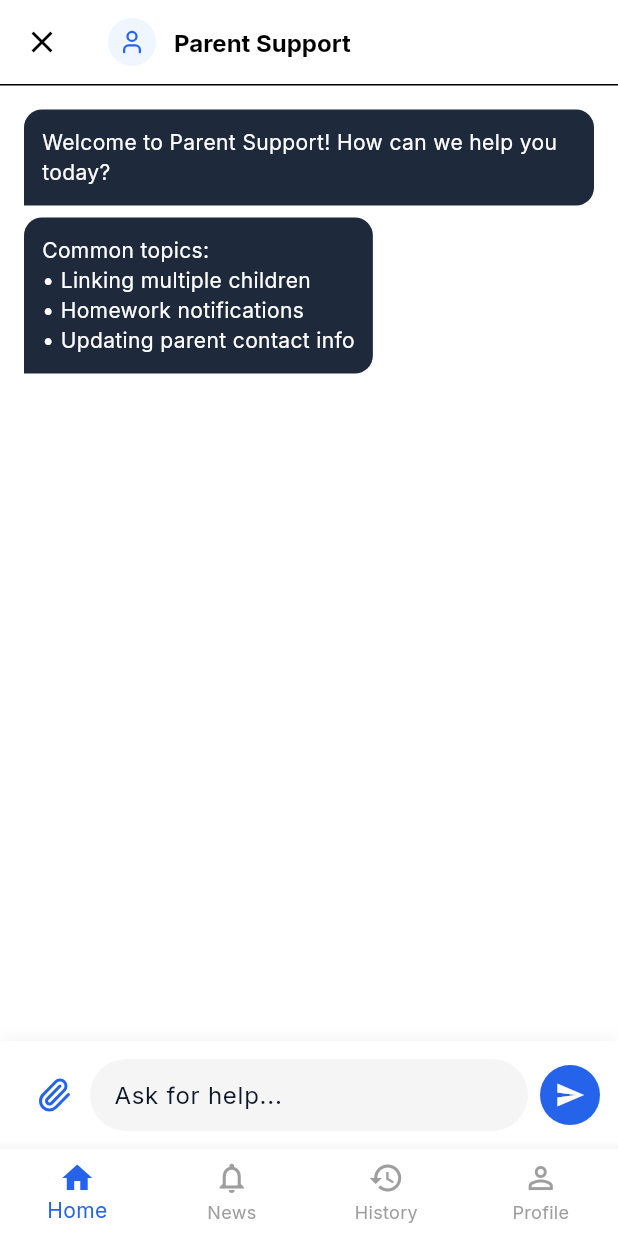
After one commit to jeevabharathi-cmyk/mobile_app, a Flutter app: the ParentHelpCenterScreen screen opened by its route, on a phone screen of 412 x 824 dp. The commit adds this screen. Run offline on Flutter 3.47's test engine with Material 3 defaults, Android fonts, the light colour scheme and no system bars; our stand-ins replace file_picker, go_router, google_fonts, lucide_icons, supabase_flutter; accounts and stored records are empty.

Commit message:
feat: implement parent home screen, help center, and navigation routing

```diff
--- a/flutter_app/lib/core/app_router.dart
+++ b/flutter_app/lib/core/app_router.dart
@@ -13,6 +13,7 @@ import '../features/parent/announcements_screen.dart';
 import '../features/parent/parent_profile_screen.dart';
 import '../features/teacher/teacher_announcements_screen.dart';
 import '../features/common/notifications_screen.dart';
+import '../features/parent/parent_help_center_screen.dart';
 
 class TeacherMainLayout extends StatefulWidget {
   final Widget child;
@@ -191,6 +192,10 @@ final GoRouter appRouter = GoRouter(
           path: '/parent-profile',
           builder: (context, state) => const ParentProfileScreen(),
         ),
+        GoRoute(
+          path: '/parent-help-center',
+          builder: (context, state) => const ParentHelpCenterScreen(),
+        ),
       ],
     ),
     GoRoute(
--- /dev/null
+++ b/flutter_app/lib/features/parent/parent_help_center_screen.dart
@@ -0,0 +1,298 @@
+import 'package:flutter/material.dart';
+import 'package:lucide_icons/lucide_icons.dart';
+import 'package:file_picker/file_picker.dart';
+import '../../core/theme.dart';
+
+class ParentHelpCenterScreen extends StatefulWidget {
+  const ParentHelpCenterScreen({super.key});
+
+  @override
+  State<ParentHelpCenterScreen> createState() => _ParentHelpCenterScreenState();
+}
+
+class _ParentHelpCenterScreenState extends State<ParentHelpCenterScreen> {
+  final TextEditingController _messageController = TextEditingController();
+  final List<Map<String, dynamic>> _messages = [
+    {
+      'text': 'Welcome to Parent Support! How can we help you today?',
+      'isUser': false,
+    },
+    {
+      'text': 'Common topics: \n• Linking multiple children\n• Homework notifications\n• Updating parent contact info',
+      'isUser': false,
+    },
+  ];
+
+  PlatformFile? _attachedFile;
+
+  Future<void> _pickFile() async {
+    FilePickerResult? result = await FilePicker.platform.pickFiles(
+      type: FileType.custom,
+      allowedExtensions: ['pdf', 'png', 'jpg', 'jpeg'],
+    );
+
+    if (result != null) {
+      setState(() {
+        _attachedFile = result.files.first;
+      });
+    }
+  }
+
+  void _sendMessage() {
+    if (_messageController.text.trim().isEmpty && _attachedFile == null) return;
+
+    setState(() {
+      _messages.add({
+        'text': _messageController.text.trim(),
+        'isUser': true,
+        'attachment': _attachedFile,
+      });
+      _messageController.clear();
+      _attachedFile = null;
+    });
+
+    // Simulate auto-reply
+    Future.delayed(const Duration(seconds: 1), () {
+      if (mounted) {
+        setState(() {
+          _messages.add({
+            'text': 'We have received your message. A school representative will get back to you shortly via the app or your registered email.',
+            'isUser': false,
+          });
+        });
+      }
+    });
+  }
+
+  @override
+  Widget build(BuildContext context) {
+    return Scaffold(
+      backgroundColor: Colors.white,
+      appBar: AppBar(
+        backgroundColor: Colors.white,
+        elevation: 0,
+        leading: IconButton(
+          icon: const Icon(Icons.close, color: Colors.black),
+          onPressed: () => Navigator.pop(context),
+        ),
+        title: Row(
+          children: [
+            const CircleAvatar(
+              radius: 16,
+              backgroundColor: SchoolGridTheme.primaryLight,
+              child: Icon(LucideIcons.user, size: 18, color: SchoolGridTheme.primary),
+            ),
+            const SizedBox(width: 12),
+            const Text(
+              'Parent Support',
+              style: TextStyle(color: Colors.black, fontSize: 16, fontWeight: FontWeight.bold),
+            ),
+          ],
+        ),
+      ),
+      body: Column(
+        children: [
+          const Divider(height: 1),
+          Expanded(
+            child: ListView.builder(
+              padding: const EdgeInsets.all(16),
+              itemCount: _messages.length + (_attachedFile != null ? 1 : 0),
+              itemBuilder: (context, index) {
+                if (index < _messages.length) {
+                  final msg = _messages[index];
+                  return Column(
+                    crossAxisAlignment: msg['isUser'] ? CrossAxisAlignment.end : CrossAxisAlignment.start,
+                    children: [
+                      _SupportMessage(
+                        text: msg['text'],
+                        isUser: msg['isUser'],
+                      ),
+                      if (msg['attachment'] != null)
+                        Padding(
+                          padding: const EdgeInsets.only(bottom: 12),
+                          child: _AttachmentPreview(file: msg['attachment']),
+                        ),
+                    ],
+                  );
+                } else {
+                  return Padding(
+                    padding: const EdgeInsets.only(top: 8.0),
+                    child: Row(
+                      mainAxisAlignment: MainAxisAlignment.end,
+                      children: [
+                        Container(
+                          padding: const EdgeInsets.all(8),
+                          decoration: BoxDecoration(
+                            color: Colors.grey[200],
+                            borderRadius: BorderRadius.circular(8),
+                          ),
+                          child: Row(
+                            children: [
+                              const Icon(Icons.attach_file, size: 16),
+                              const SizedBox(width: 8),
+                              Text(_attachedFile!.name, style: const TextStyle(fontSize: 12)),
+                              IconButton(
+                                icon: const Icon(Icons.close, size: 16),
+                                onPressed: () => setState(() => _attachedFile = null),
+                              ),
+                            ],
+                          ),
+                        ),
+                      ],
+                    ),
+                  );
+                }
+              },
+            ),
+          ),
+          _ChatInput(
+            controller: _messageController,
+            onAttach: _pickFile,
+            onSend: _sendMessage,
+          ),
+        ],
+      ),
+    );
+  }
+}
+
+class _SupportMessage extends StatelessWidget {
+  final String text;
+  final bool isUser;
+  const _SupportMessage({required this.text, this.isUser = false});
+
+  @override
+  Widget build(BuildContext context) {
+    if (text.isEmpty) return const SizedBox.shrink();
+    return Container(
+      margin: const EdgeInsets.only(bottom: 8),
+      padding: const EdgeInsets.all(12),
+      decoration: BoxDecoration(
+        color: isUser ? SchoolGridTheme.primary : const Color(0xFF1E293B),
+        borderRadius: BorderRadius.circular(12).copyWith(
+          bottomLeft: isUser ? const Radius.circular(12) : Radius.zero,
+          bottomRight: isUser ? Radius.zero : const Radius.circular(12),
+        ),
+      ),
+      child: Text(
+        text,
+        style: const TextStyle(color: Colors.white, fontSize: 14, height: 1.4),
+      ),
+    );
+  }
+}
+
+class _AttachmentPreview extends StatelessWidget {
+  final PlatformFile? file;
+  const _AttachmentPreview({this.file});
+
+  @override
+  Widget build(BuildContext context) {
+    return Container(
+      width: 200,
+      decoration: BoxDecoration(
+        border: Border.all(color: Colors.grey[300]!),
+        borderRadius: BorderRadius.circular(8),
+      ),
+      child: Column(
+        crossAxisAlignment: CrossAxisAlignment.start,
+        children: [
+          Container(
+            padding: const EdgeInsets.all(24),
+            alignment: Alignment.center,
+            child: Icon(
+              file?.extension == 'pdf' ? Icons.picture_as_pdf : Icons.image,
+              color: SchoolGridTheme.primary,
+              size: 40,
+            ),
+          ),
+          Container(
+            padding: const EdgeInsets.symmetric(horizontal: 12, vertical: 8),
+            decoration: const BoxDecoration(
+              color: Color(0xFF1E293B),
+              borderRadius: BorderRadius.only(
+                bottomLeft: Radius.circular(7),
+                bottomRight: Radius.circular(7),
+              ),
+            ),
+            child: Row(
+              children: [
+                const Icon(Icons.insert_drive_file, color: Colors.white, size: 16),
+                const SizedBox(width: 8),
+                Expanded(
+                  child: Text(
+                    file?.name ?? 'attachment',
+                    style: const TextStyle(color: Colors.white, fontSize: 12),
+                    overflow: TextOverflow.ellipsis,
+                  ),
+                ),
+              ],
+            ),
+          ),
+        ],
+      ),
+    );
+  }
+}
+
+class _ChatInput extends StatelessWidget {
+  final TextEditingController controller;
+  final VoidCallback onAttach;
+  final VoidCallback onSend;
+
+  const _ChatInput({
+    required this.controller,
+    required this.onAttach,
+    required this.onSend,
+  });
+
+  @override
+  Widget build(BuildContext context) {
+    return Container(
+      padding: const EdgeInsets.all(12),
+      decoration: BoxDecoration(
+        color: Colors.white,
+        boxShadow: [
+          BoxShadow(
+            color: Colors.black.withOpacity(0.05),
+            offset: const Offset(0, -1),
+            blurRadius: 10,
+          ),
+        ],
+      ),
+      child: Row(
+        children: [
+          IconButton(
+            icon: const Icon(LucideIcons.paperclip, color: SchoolGridTheme.primary),
+            onPressed: onAttach,
+          ),
+          Expanded(
+            child: Container(
+              padding: const EdgeInsets.symmetric(horizontal: 16),
+              decoration: BoxDecoration(
+                color: Colors.grey[100],
+                borderRadius: BorderRadius.circular(24),
+              ),
+              child: TextField(
+                controller: controller,
+                decoration: const InputDecoration(
+                  hintText: 'Ask for help...',
+                  border: InputBorder.none,
+                ),
+                onSubmitted: (_) => onSend(),
+              ),
+            ),
+          ),
+          const SizedBox(width: 8),
+          CircleAvatar(
+            backgroundColor: SchoolGridTheme.primary,
+            child: IconButton(
+              icon: const Icon(Icons.send, color: Colors.white, size: 20),
+              onPressed: onSend,
+            ),
+          ),
+        ],
+      ),
+    );
+  }
+}
--- a/flutter_app/lib/features/parent/parent_home_screen.dart
+++ b/flutter_app/lib/features/parent/parent_home_screen.dart
@@ -189,7 +189,7 @@ class _ParentHomeScreenState extends State<ParentHomeScreen> {
         ),
       ),
       floatingActionButton: FloatingActionButton(
-        onPressed: () {},
+        onPressed: () => context.push('/parent-help-center'),
         backgroundColor: const Color(0xFF1E293B),
         child: const Icon(Icons.message_outlined, color: Colors.white),
       ),
```
